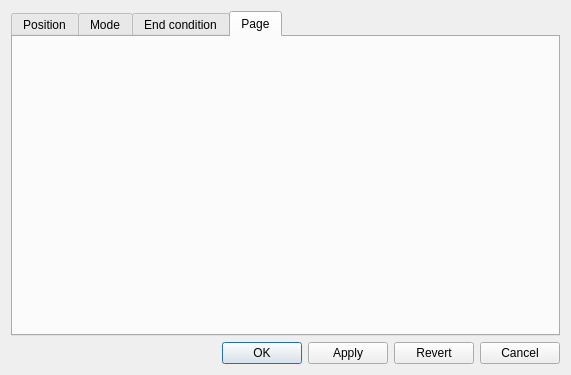
The window that ground/openpilotgcs/src/plugins/opmap/opmap_edit_waypoint_dialog.ui (openpilot/OpenPilot) describes before a commit, drawn with Qt 5.
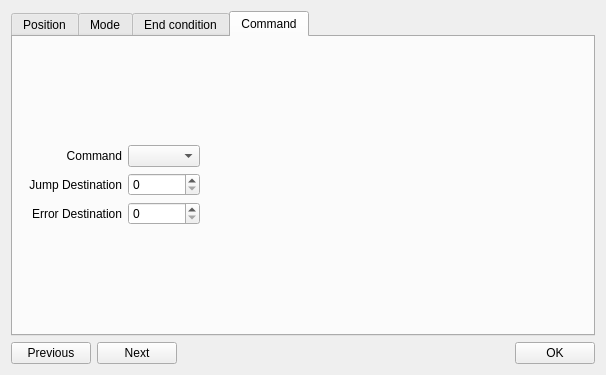
The same window after the commit. The open tabs and pages were chosen to show the change. Icons and pictures are not drawn.

Patch:
```diff
--- a/ground/openpilotgcs/src/plugins/opmap/opmap_edit_waypoint_dialog.ui
+++ b/ground/openpilotgcs/src/plugins/opmap/opmap_edit_waypoint_dialog.ui
@@ -1,7 +1,10 @@
 <?xml version="1.0" encoding="UTF-8"?>
 <ui version="4.0">
  <class>opmap_edit_waypoint_dialog</class>
- <widget class="QDialog" name="opmap_edit_waypoint_dialog">
+ <widget class="QWidget" name="opmap_edit_waypoint_dialog">
+  <property name="modal" stdset="0">
+   <bool>false</bool>
+  </property>
   <property name="windowModality">
    <enum>Qt::ApplicationModal</enum>
   </property>
@@ -9,7 +12,7 @@
    <rect>
     <x>0</x>
     <y>0</y>
-    <width>571</width>
+    <width>606</width>
     <height>375</height>
    </rect>
   </property>
@@ -32,6 +35,12 @@
   <layout class="QVBoxLayout" name="verticalLayout">
    <item>
     <widget class="QTabWidget" name="tabWidget">
+     <property name="sizePolicy">
+      <sizepolicy hsizetype="Preferred" vsizetype="Preferred">
+       <horstretch>0</horstretch>
+       <verstretch>0</verstretch>
+      </sizepolicy>
+     </property>
      <property name="currentIndex">
       <number>2</number>
      </property>
@@ -625,13 +634,121 @@
      </widget>
      <widget class="QWidget" name="tab_2">
       <attribute name="title">
-       <string>Page</string>
+       <string>Command</string>
       </attribute>
+      <layout class="QGridLayout" name="gridLayout_6">
+       <item row="0" column="0">
+        <layout class="QGridLayout" name="gridLayout_5">
+         <property name="sizeConstraint">
+          <enum>QLayout::SetDefaultConstraint</enum>
+         </property>
+         <item row="0" column="0">
+          <widget class="QLabel" name="label_2">
+           <property name="sizePolicy">
+            <sizepolicy hsizetype="Minimum" vsizetype="Preferred">
+             <horstretch>0</horstretch>
+             <verstretch>0</verstretch>
+            </sizepolicy>
+           </property>
+           <property name="minimumSize">
+            <size>
+             <width>100</width>
+             <height>0</height>
+            </size>
+           </property>
+           <property name="layoutDirection">
+            <enum>Qt::LeftToRight</enum>
+           </property>
+           <property name="text">
+            <string>Command</string>
+           </property>
+           <property name="alignment">
+            <set>Qt::AlignRight|Qt::AlignTrailing|Qt::AlignVCenter</set>
+           </property>
+          </widget>
+         </item>
+         <item row="0" column="1">
+          <widget class="QComboBox" name="cbCommand"/>
+         </item>
+         <item row="1" column="0">
+          <widget class="QLabel" name="jumpDest">
+           <property name="sizePolicy">
+            <sizepolicy hsizetype="Minimum" vsizetype="Preferred">
+             <horstretch>0</horstretch>
+             <verstretch>0</verstretch>
+            </sizepolicy>
+           </property>
+           <property name="layoutDirection">
+            <enum>Qt::LeftToRight</enum>
+           </property>
+           <property name="text">
+            <string>Jump Destination</string>
+           </property>
+           <property name="alignment">
+            <set>Qt::AlignRight|Qt::AlignTrailing|Qt::AlignVCenter</set>
+           </property>
+          </widget>
+         </item>
+         <item row="2" column="0">
+          <widget class="QLabel" name="condParam2_2">
+           <property name="sizePolicy">
+            <sizepolicy hsizetype="Minimum" vsizetype="Preferred">
+             <horstretch>0</horstretch>
+             <verstretch>0</verstretch>
+            </sizepolicy>
+           </property>
+           <property name="layoutDirection">
+            <enum>Qt::LeftToRight</enum>
+           </property>
+           <property name="text">
+            <string>Error Destination</string>
+           </property>
+           <property name="alignment">
+            <set>Qt::AlignRight|Qt::AlignTrailing|Qt::AlignVCenter</set>
+           </property>
+          </widget>
+         </item>
+         <item row="2" column="2">
+          <spacer name="horizontalSpacer_4">
+           <property name="orientation">
+            <enum>Qt::Horizontal</enum>
+           </property>
+           <property name="sizeHint" stdset="0">
+            <size>
+             <width>40</width>
+             <height>20</height>
+            </size>
+           </property>
+          </spacer>
+         </item>
+         <item row="1" column="1">
+          <widget class="QSpinBox" name="sbJump"/>
+         </item>
+         <item row="2" column="1">
+          <widget class="QSpinBox" name="sbError"/>
+         </item>
+        </layout>
+       </item>
+      </layout>
      </widget>
     </widget>
    </item>
    <item>
     <layout class="QHBoxLayout" name="horizontalLayout">
+     <item>
+      <widget class="QPushButton" name="pushButton">
+       <property name="text">
+        <string>Previous</string>
+       </property>
+      </widget>
+     </item>
+     <item>
+      <widget class="QPushButton" name="pushButton_2">
+       <property name="text">
+        <string>Next</string>
+       </property>
+      </widget>
+     </item>
      <item>
       <spacer name="horizontalSpacer">
        <property name="orientation">
@@ -652,27 +769,6 @@
        </property>
       </widget>
      </item>
-     <item>
-      <widget class="QPushButton" name="pushButtonApply">
-       <property name="text">
-        <string>Apply</string>
-       </property>
-      </widget>
-     </item>
-     <item>
-      <widget class="QPushButton" name="pushButtonRevert">
-       <property name="text">
-        <string>Revert</string>
-       </property>
-      </widget>
-     </item>
-     <item>
-      <widget class="QPushButton" name="pushButtonCancel">
-       <property name="text">
-        <string>Cancel</string>
-       </property>
-      </widget>
-     </item>
     </layout>
    </item>
   </layout>
```
Left out of the diff: 105 changed lines with no effect on the pictures. Lines whose indentation alone changed are shown as unchanged.
